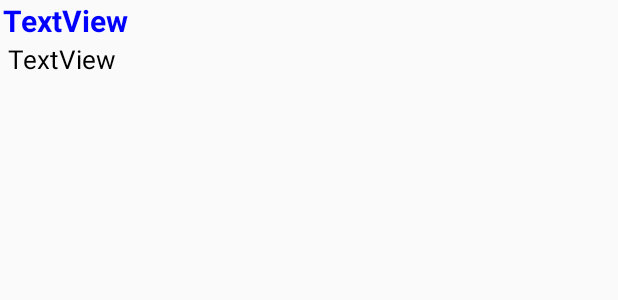
After one commit to psaratscheff/SandiApp, an Android app: the layout row_message_complaint.xml on its own in the app's theme, with its tools: preview values and no code run, on a phone screen of 412 x 824 dp. The commit adds this screen. Shown: the top 300 px of the screen. Run offline under Robolectric (Android 15) with nearby library versions, the phone set to English and light mode, and no system bars.

Commit message:
borrador (Por borrar)

```diff
--- /dev/null
+++ b/app/src/main/res/layout/row_message_complaint.xml
@@ -0,0 +1,26 @@
+<?xml version="1.0" encoding="utf-8"?>
+<LinearLayout xmlns:android="http://schemas.android.com/apk/res/android"
+    android:layout_width="match_parent"
+    android:layout_height="match_parent"
+    android:orientation="vertical" >
+
+    <TextView
+        android:id="@+id/textViewSender"
+        android:paddingLeft="2dp"
+        android:textSize="20dp"
+        android:textStyle="bold"
+        android:textColor="#0000FF"
+        android:layout_width="wrap_content"
+        android:layout_height="wrap_content"
+        android:text="TextView" />
+
+    <TextView
+        android:id="@+id/textViewMessage"
+        android:paddingLeft="5dp"
+        android:textColor="#000"
+        android:textSize="17dp"
+        android:layout_width="wrap_content"
+        android:layout_height="wrap_content"
+        android:text="TextView" />
+
+</LinearLayout>
```
Also changed, not shown: app/src/main/java/cl/saratscheff/sandiapp/ComplaintActivity.java (+26 -0 lines), app/src/main/java/cl/saratscheff/sandiapp/LoginActivity.java (+7 -2 lines), app/src/main/res/layout/activity_complaint.xml (+16 -2 lines).
